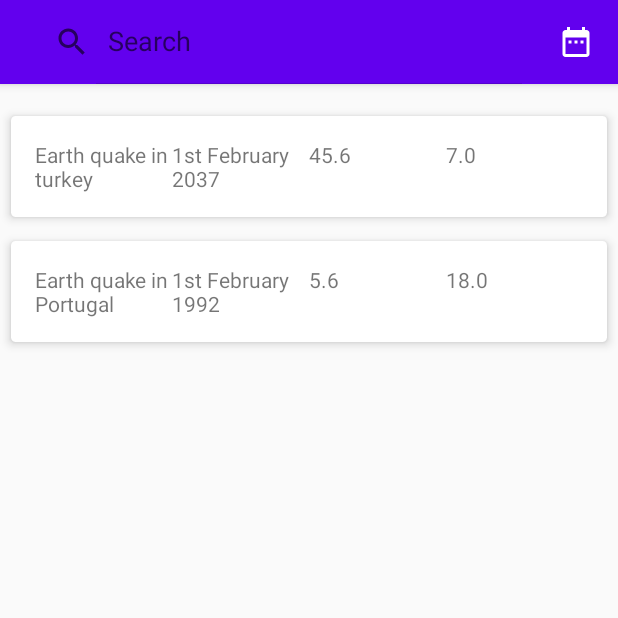
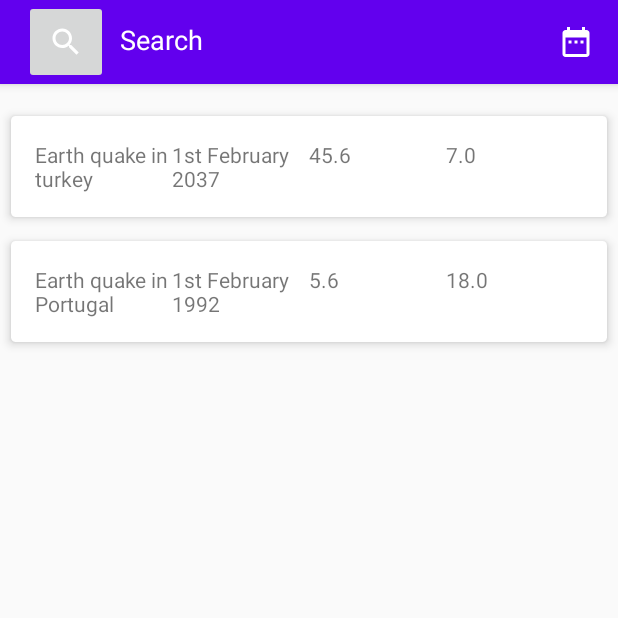
Before and after one commit to frimpongopoku/hot-quakes, an Android app: the screen it shows after launch (MainActivity), on a phone screen of 412 x 824 dp, the top half of it. Run offline under Robolectric (Android 15) with nearby library versions, the phone set to English and light mode, and no system bars; our stand-ins replace data binding.

Commit message:
got the edittext and searchicon to show the right color

```diff
--- /dev/null
+++ b/app/src/main/res/drawable/borderless.xml
@@ -0,0 +1,9 @@
+<?xml version="1.0" encoding="utf-8"?>
+<shape xmlns:android="http://schemas.android.com/apk/res/android"
+    android:shape="rectangle">
+
+    <solid android:color="@android:color/transparent"/>
+    <stroke android:width="0dp" android:color="@android:color/transparent"/>
+    <padding android:left="8dp" android:top="8dp" android:right="8dp" android:bottom="8dp"/>
+
+</shape>
--- a/app/src/main/res/layout/custom_toolbar.xml
+++ b/app/src/main/res/layout/custom_toolbar.xml
@@ -16,18 +16,22 @@
             android:layout_height="match_parent"
             android:orientation="horizontal">
 
-            <SearchView
-                android:id="@+id/search_view"
+            <ImageButton
+                android:id="@+id/search_button"
+                android:layout_width="wrap_content"
+                android:layout_height="wrap_content"
+                android:padding="16dp"
+                android:src="@drawable/search_icon_white_24"/>
+            <EditText
+                android:textColor="@color/white"
+                android:textColorHint="@color/white"
                 android:layout_width="0dp"
-                android:layout_height="match_parent"
-                android:layout_weight="1"
-                android:iconifiedByDefault="false"
-                app:searchIcon="@drawable/search_icon_white_24"
-                android:queryHint="Search"
-                app:queryBackground="@android:color/transparent"
-                app:iconifiedByDefault="false"
-                app:searchViewStyle="@style/SearchViewStyle"
-               />
+                android:hint="Search"
+                android:layout_weight="0.8"
+                android:layout_marginTop="6dp"
+                android:background="@drawable/borderless"
+                android:layout_height="wrap_content" />
+
 
             <ImageButton
                 android:id="@+id/date_picker_button"
```
